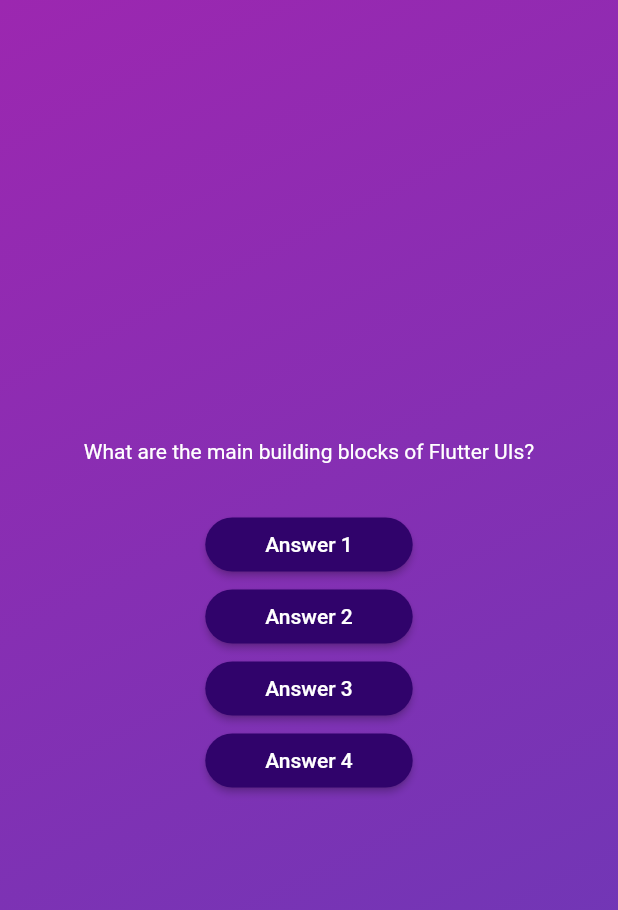
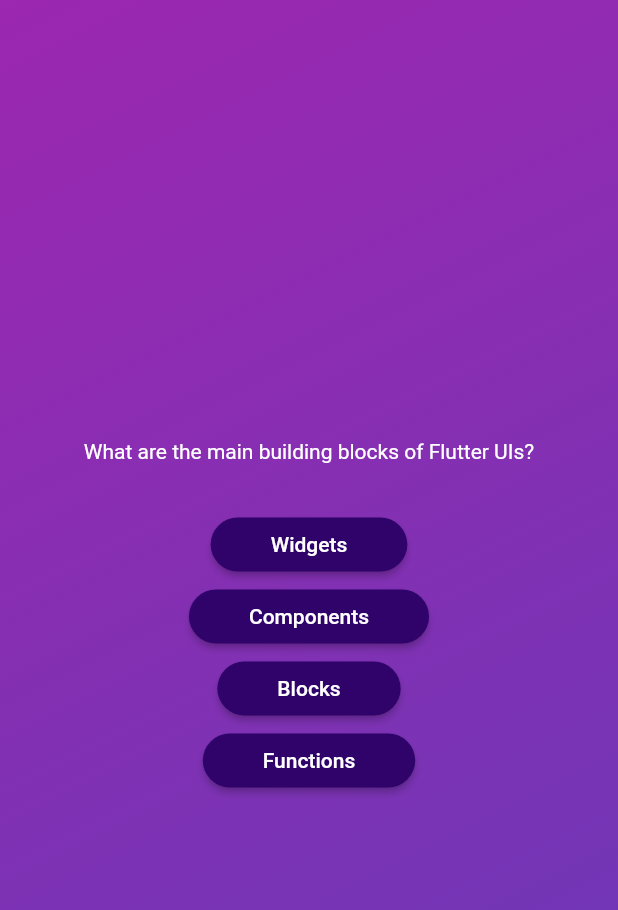
Before and after one commit to bmessaoudi/quiz_learn_flutter, a Flutter app: the screen it shows after launch, after a tap on "Start Quiz", on a phone screen of 412 x 824 dp. Shown: the top 910 px of the screen. Run offline on Flutter 3.47's test engine with Material 2 defaults, Android fonts, the phone set to English and light mode, and no system bars.

Commit message:
maps answer button

```diff
--- a/lib/questions_screen.dart
+++ b/lib/questions_screen.dart
@@ -25,25 +25,13 @@ class _QuestionsScreenState extends State<QuestionsScreen> {
               color: Colors.white,
             ),
           ),
-          const SizedBox(
-            height: 30,
-          ),
-          AnswerButton(
-            onTap: () {},
-            answerText: 'Answer 1',
-          ),
-          AnswerButton(
-            onTap: () {},
-            answerText: 'Answer 2',
-          ),
-          AnswerButton(
-            onTap: () {},
-            answerText: 'Answer 3',
-          ),
-          AnswerButton(
-            onTap: () {},
-            answerText: 'Answer 4',
-          ),
+          const SizedBox(height: 30),
+          ...currentQuestion.answers.map((answer) {
+            return AnswerButton(
+              answerText: answer,
+              onTap: () {},
+            );
+          })
         ],
       ),
     );
```
